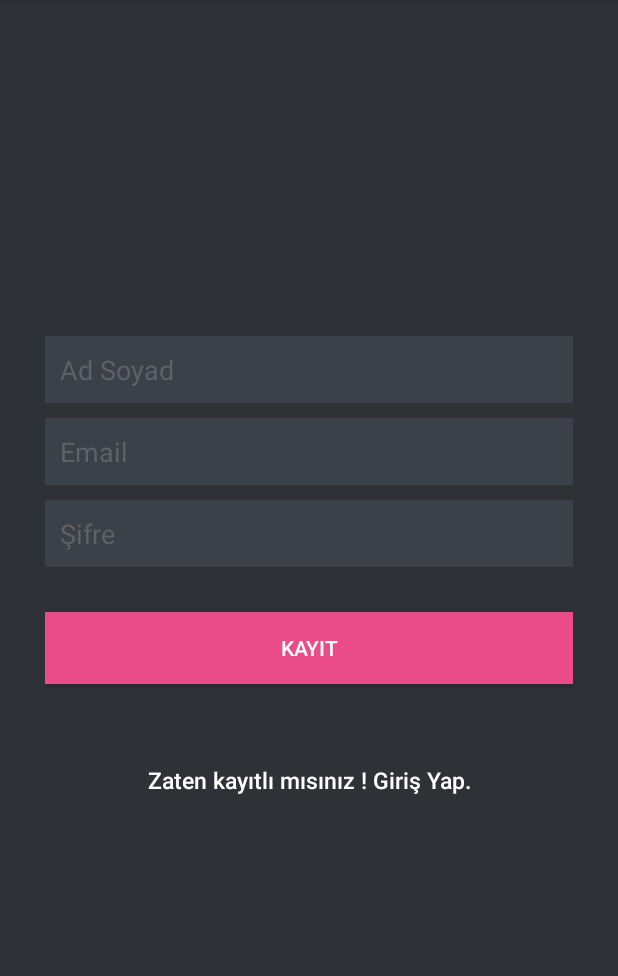
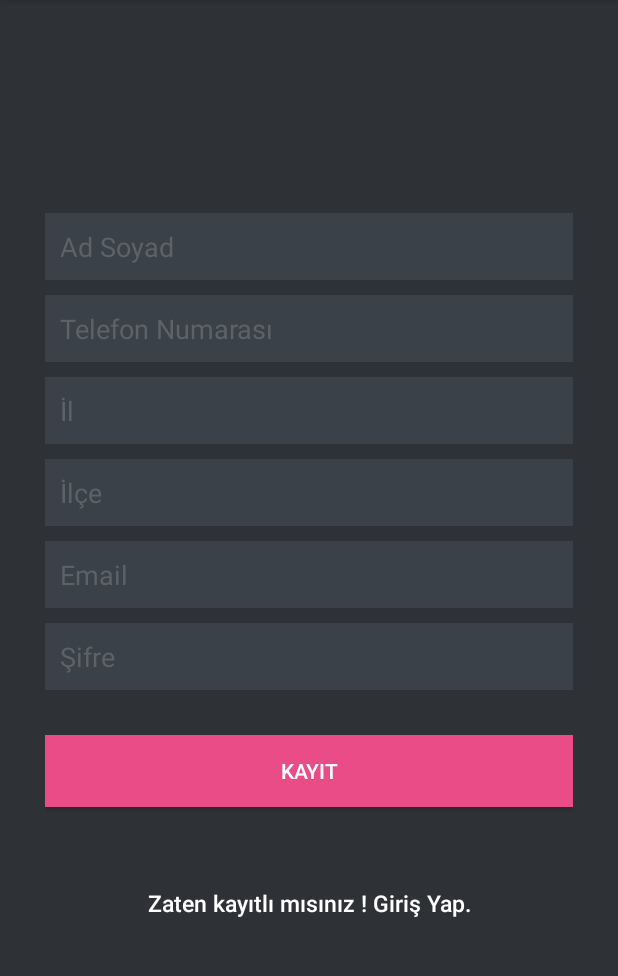
Before and after one commit to R0B3RDV/AndMysqlAuthentication, an Android app: the screen it shows after launch (MainActivity), on a phone screen of 412 x 824 dp, the part 84-1060 px from its top. Run offline under Robolectric (Android 15) with nearby library versions, the phone set to English and light mode, and no system bars; our stand-ins replace Volley.

Commit message:
Added 3 user column number - province - district

```diff
--- a/app/src/main/java/com/example/casper/andmysqlauthentication/LoginActivity.java
+++ b/app/src/main/java/com/example/casper/andmysqlauthentication/LoginActivity.java
@@ -130,12 +130,15 @@ public class LoginActivity extends AppCompatActivity {
 
                         JSONObject user = jObj.getJSONObject("user");
                         String name = user.getString("name");
+                        String number = user.getString("number");
+                        String province = user.getString("province");
+                        String district = user.getString("district");
                         String email = user.getString("email");
                         String created_at = user
                                 .getString("created_at");
 
                         // Inserting row in users table
-                        db.addUser(name, email, uid, created_at);
+                        db.addUser(name,number,province,district, email, uid, created_at);
 
                         // Launch main activity
                         Intent intent = new Intent(LoginActivity.this,
--- a/app/src/main/java/com/example/casper/andmysqlauthentication/MainActivity.java
+++ b/app/src/main/java/com/example/casper/andmysqlauthentication/MainActivity.java
@@ -33,6 +33,9 @@ public class MainActivity extends AppCompatActivity {
     private static final String TAG = MainActivity.class.getSimpleName();
     private Button btnRegister;
     private Button btnLinkToLogin;
+    private EditText inputNumber;
+    private EditText inputProvince;
+    private EditText inputDistrict;
     private EditText inputFullName;
     private EditText inputEmail;
     private EditText inputPassword;
@@ -46,6 +49,9 @@ public class MainActivity extends AppCompatActivity {
         setContentView(R.layout.activity_main);
 
         inputFullName = (EditText) findViewById(R.id.name);
+        inputNumber = (EditText) findViewById(R.id.number);
+        inputProvince = (EditText) findViewById(R.id.province);
+        inputDistrict = (EditText) findViewById(R.id.district);
         inputEmail = (EditText) findViewById(R.id.email);
         inputPassword = (EditText) findViewById(R.id.password);
         btnRegister = (Button) findViewById(R.id.btnRegister);
@@ -74,11 +80,14 @@ public class MainActivity extends AppCompatActivity {
         btnRegister.setOnClickListener(new View.OnClickListener() {
             public void onClick(View view) {
                 String name = inputFullName.getText().toString().trim();
+                String number = inputNumber.getText().toString().trim();
+                String province = inputProvince.getText().toString().trim();
+                String district = inputDistrict.getText().toString().trim();
                 String email = inputEmail.getText().toString().trim();
                 String password = inputPassword.getText().toString().trim();
 
-                if (!name.isEmpty() && !email.isEmpty() && !password.isEmpty()) {
-                    registerUser(name, email, password);
+                if (!name.isEmpty() && !number.isEmpty() && !province.isEmpty() && !district.isEmpty() && !email.isEmpty() && !password.isEmpty()) {
+                    registerUser(name, number, province, district, email, password);
                 } else {
                     Toast.makeText(getApplicationContext(),
                             "Lütfen tüm alanları doldurunuz!", Toast.LENGTH_LONG)
@@ -100,8 +109,8 @@ public class MainActivity extends AppCompatActivity {
 
     }
 
-    private void registerUser(final String name, final String email,
-                              final String password) {
+    private void registerUser(final String name,final String number,final String province,final String district,
+                              final String email,final String password) {
         // Tag used to cancel the request
         String tag_string_req = "req_register";
 
@@ -126,12 +135,15 @@ public class MainActivity extends AppCompatActivity {
 
                         JSONObject user = jObj.getJSONObject("user");
                         String name = user.getString("name");
+                        String number = user.getString("number");
+                        String province = user.getString("province");
+                        String district = user.getString("district");
                         String email = user.getString("email");
                         String created_at = user
                                 .getString("created_at");
 
                         // Inserting row in users table
-                        db.addUser(name, email, uid, created_at);
+                        db.addUser(name, number, province, district, email, uid, created_at);
 
                         Toast.makeText(getApplicationContext(), "Kullanıcı kaydı başarılı. Şimdi giriş yapabilirsiniz!", Toast.LENGTH_LONG).show();
 
@@ -170,6 +182,9 @@ public class MainActivity extends AppCompatActivity {
                 // Posting params to register url
                 Map<String, String> params = new HashMap<String, String>();
                 params.put("name", name);
+                params.put("number", number);
+                params.put("province", province);
+                params.put("district", district);
                 params.put("email", email);
                 params.put("password", password);
 
--- a/app/src/main/res/layout/activity_main.xml
+++ b/app/src/main/res/layout/activity_main.xml
@@ -23,6 +23,45 @@
             android:layout_marginBottom="10dp"
             android:background="@color/input_register_bg"
             android:hint="@string/hint_name"
+            android:padding="10dp"
+            android:singleLine="true"
+            android:inputType="textCapWords"
+            android:textColor="@color/input_register"
+            android:textColorHint="@color/input_register_hint" />
+
+        <EditText
+            android:id="@+id/number"
+            android:layout_width="fill_parent"
+            android:layout_height="wrap_content"
+            android:layout_marginBottom="10dp"
+            android:background="@color/input_register_bg"
+            android:hint="@string/hint_number"
+            android:padding="10dp"
+            android:singleLine="true"
+            android:inputType="textCapWords"
+            android:textColor="@color/input_register"
+            android:textColorHint="@color/input_register_hint" />
+
+        <EditText
+            android:id="@+id/province"
+            android:layout_width="fill_parent"
+            android:layout_height="wrap_content"
+            android:layout_marginBottom="10dp"
+            android:background="@color/input_register_bg"
+            android:hint="@string/hint_province"
+            android:padding="10dp"
+            android:singleLine="true"
+            android:inputType="textCapWords"
+            android:textColor="@color/input_register"
+            android:textColorHint="@color/input_register_hint" />
+
+        <EditText
+            android:id="@+id/district"
+            android:layout_width="fill_parent"
+            android:layout_height="wrap_content"
+            android:layout_marginBottom="10dp"
+            android:background="@color/input_register_bg"
+            android:hint="@string/hint_district"
             android:padding="10dp"
             android:singleLine="true"
             android:inputType="textCapWords"
--- a/app/src/main/res/values/strings.xml
+++ b/app/src/main/res/values/strings.xml
@@ -5,6 +5,9 @@
     <string name="hint_email">Email</string>
     <string name="hint_password">Şifre</string>
     <string name="hint_name">Ad Soyad</string>
+    <string name="hint_number">Telefon Numarası</string>
+    <string name="hint_province">İl</string>
+    <string name="hint_district">İlçe</string>
     <string name="btn_login">GİRİŞ</string>
     <string name="btn_register">KAYIT</string>
     <string name="btn_link_to_register">Üyeliğiniz yok mu ? Kayıt ol.</string>
@@ -12,5 +15,8 @@
     <string name="welcome">Hoşgeldiniz</string>
     <string name="btn_logout">ÇIKIŞ</string>
     <string name="name">Ad Soyad</string>
+    <string name="number">Telefon Numarası</string>
+    <string name="province">İl</string>
+    <string name="district">İlçe</string>
 
 </resources>
```
Also changed, not shown: app/src/main/java/com/example/casper/andmysqlauthentication/ProfileActivity.java (+16 -0 lines), app/src/main/java/com/example/casper/andmysqlauthentication/helper/SQLiteHandler.java (+16 -6 lines), app/src/main/res/layout/activity_profile.xml (+36 -1 lines), 3 other files.
